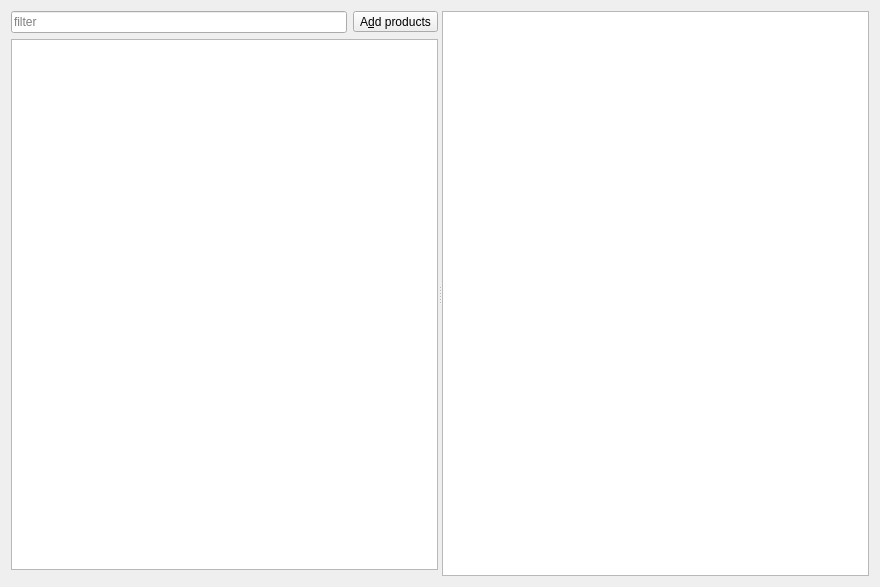
Before: the Qt Designer form src/ui/TabProductsWidget.ui in wnt-zhp/zarlock-cpp, drawn with Qt 5.
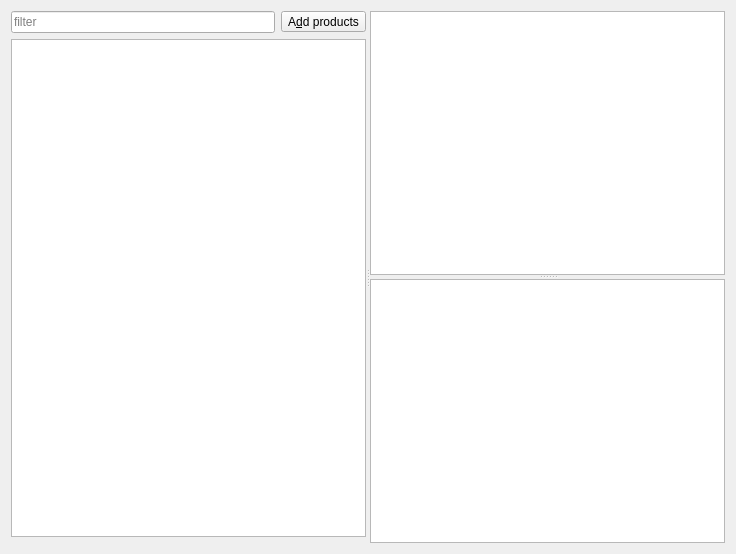
After: the same form once the commit is applied. Custom widgets are drawn as their Qt base class.

```diff
--- a/src/ui/TabProductsWidget.ui
+++ b/src/ui/TabProductsWidget.ui
@@ -6,8 +6,8 @@
    <rect>
     <x>0</x>
     <y>0</y>
-    <width>880</width>
-    <height>587</height>
+    <width>736</width>
+    <height>554</height>
    </rect>
   </property>
   <property name="windowTitle">
@@ -15,7 +15,7 @@
   </property>
   <layout class="QHBoxLayout" name="horizontalLayout">
    <item>
-    <widget class="QSplitter" name="splitter">
+    <widget class="QSplitter" name="splitter_2">
      <property name="orientation">
       <enum>Qt::Horizontal</enum>
      </property>
@@ -57,11 +57,17 @@
        </item>
       </layout>
      </widget>
+     <widget class="QSplitter" name="splitter">
+      <property name="orientation">
+       <enum>Qt::Vertical</enum>
+      </property>
      <widget class="BatchTableView" name="table_batchbyid">
       <property name="selectionBehavior">
        <enum>QAbstractItemView::SelectRows</enum>
       </property>
      </widget>
+      <widget class="DistributorTableView" name="table_distributorbyid"/>
+     </widget>
     </widget>
    </item>
   </layout>
@@ -82,6 +88,11 @@
    <extends>QTableView</extends>
    <header>BatchTableView.h</header>
   </customwidget>
+  <customwidget>
+   <class>DistributorTableView</class>
+   <extends>QTableView</extends>
+   <header>DistributorTableView.h</header>
+  </customwidget>
  </customwidgets>
  <resources/>
  <connections/>
```
Lines whose indentation alone changed are shown as unchanged.
